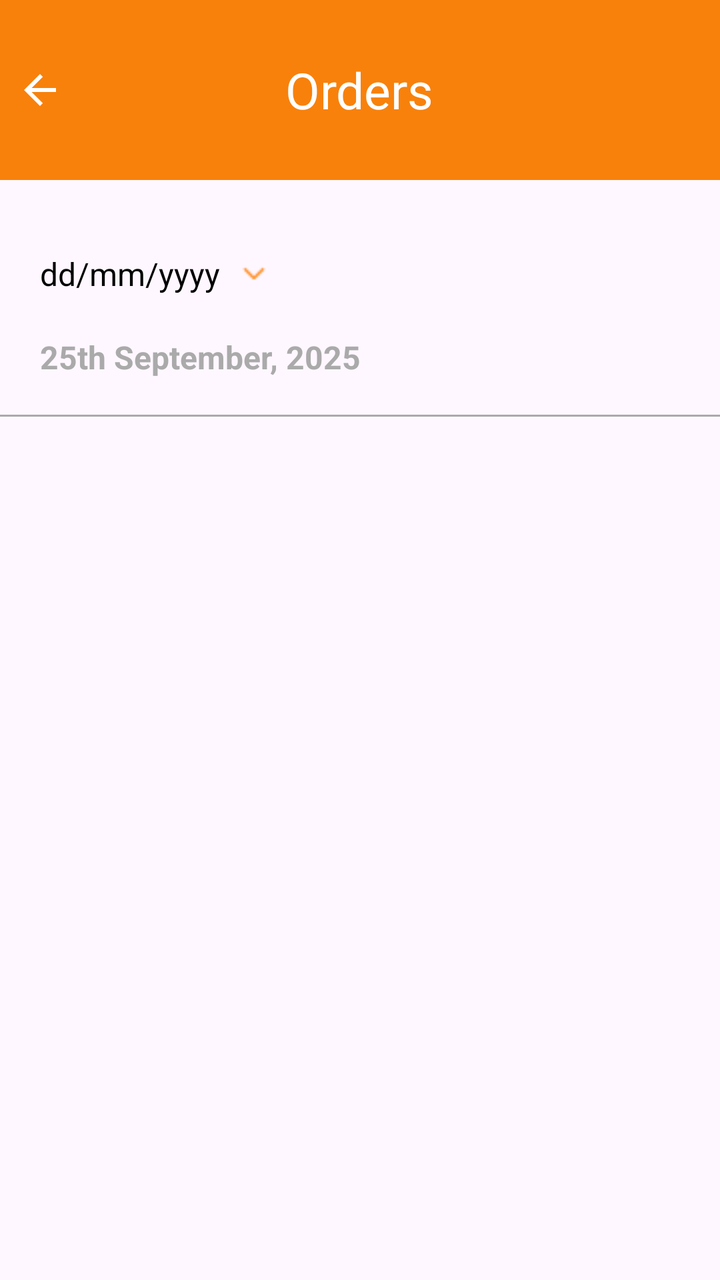
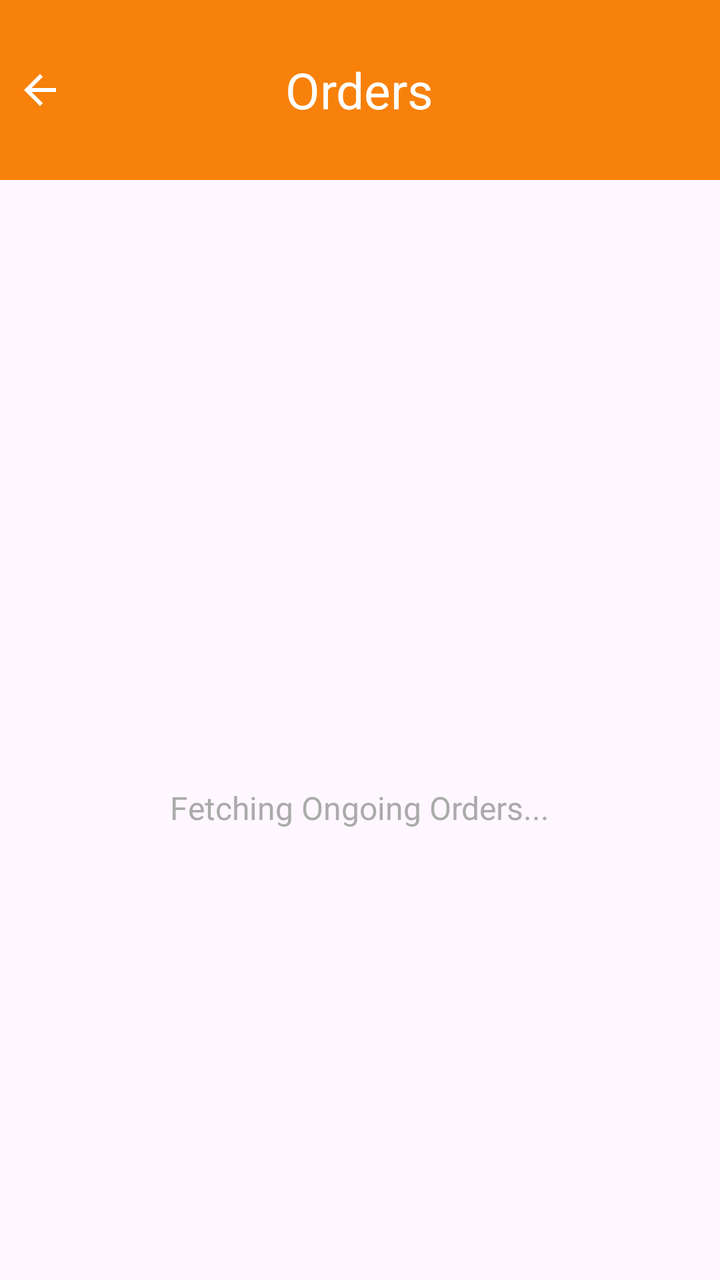

Before-and-after screenshots of an Android layout around one commit, followed by the original layout XML and the change that was made.
<!-- AndroidManifest.xml: application theme Theme.B2CDeliveryApp -->
<!-- res/layout/fragment_ongoing_orders.xml -->
<?xml version="1.0" encoding="utf-8"?>
<FrameLayout xmlns:android="http://schemas.android.com/apk/res/android"
    xmlns:tools="http://schemas.android.com/tools"
    android:layout_width="match_parent"
    android:layout_height="match_parent"
    xmlns:app="http://schemas.android.com/apk/res-auto"
    tools:context=".OngoingOrders">

    <FrameLayout
        android:layout_width="match_parent"
        android:layout_height="wrap_content"
        android:paddingVertical="25dp"
        android:background="@color/appThemeColor">


        <ImageView
            android:id="@+id/backIcon"
            android:layout_width="wrap_content"
            android:layout_height="wrap_content"
            android:contentDescription="Back"
            android:onClick="onBackPressed"
            android:padding="8dp"
            android:scaleType="center"
            android:src="@drawable/baseline_arrow_back_black"
            android:layout_gravity="start|center_vertical"
            app:tint="@color/white" />


        <TextView
            android:id="@+id/titleText"
            android:layout_width="wrap_content"
            android:layout_height="wrap_content"
            android:layout_gravity="center"
            android:text="Orders"
            android:textColor="@android:color/white"
            android:textSize="25sp"
            android:textStyle="normal" />
    </FrameLayout>


    <LinearLayout
        android:layout_width="match_parent"
        android:layout_height="match_parent"
        android:orientation="vertical"
        android:layout_marginTop="100dp"
        android:paddingVertical="16dp">


        <LinearLayout
            android:layout_width="wrap_content"
            android:layout_height="wrap_content"
            android:orientation="horizontal"
            android:gravity="center"
            android:paddingHorizontal="20dp"
            android:paddingVertical="10dp">


            <TextView
                android:id="@+id/dateTextView"
                android:layout_width="wrap_content"
                android:layout_height="wrap_content"
                android:layout_gravity="center_vertical"
                android:gravity="center"
                android:text="dd/mm/yyyy"
                android:textColor="@android:color/black"
                android:textSize="16sp" />


            <ImageView
                android:id="@+id/downwardIcon"
                android:layout_width="18dp"
                android:layout_height="15dp"
                android:layout_marginStart="8dp"
                android:contentDescription="Downward icon"
                android:src="@drawable/arrow_down" />
        </LinearLayout>



        <TextView
            android:id="@+id/dateText"
            android:layout_width="match_parent"
            android:layout_height="wrap_content"
            android:paddingHorizontal="20dp"
            android:paddingVertical="10dp"
            android:text="25th September, 2025"
            android:textColor="@android:color/darker_gray"
            android:textSize="16sp"
            android:textStyle="bold" />

        <View
            android:layout_width="match_parent"
            android:layout_height="1dp"
            android:layout_marginTop="8dp"
            android:background="#A9A9A9"/>


        <androidx.recyclerview.widget.RecyclerView
            android:id="@+id/ordersRecyclerView"
            android:layout_width="match_parent"
            android:layout_height="match_parent"
            tools:listitem="@layout/delivery_order_item" />
    </LinearLayout>

</FrameLayout>
<!-- res/layout/delivery_order_item.xml (included above) -->
<LinearLayout xmlns:android="http://schemas.android.com/apk/res/android"
    android:layout_width="match_parent"
    android:layout_height="wrap_content"
    android:orientation="vertical"
    android:padding="5dp">

    <View
        android:layout_width="match_parent"
        android:layout_height="1dp"/>

    
    <LinearLayout
        android:layout_width="match_parent"
        android:layout_height="wrap_content"
        android:orientation="vertical"
        android:paddingHorizontal="20dp"
        android:paddingBottom="10dp">

        
        <LinearLayout
            android:layout_width="match_parent"
            android:layout_height="wrap_content"
            android:orientation="horizontal">

            
            <TextView
                android:id="@+id/orderNumber"
                android:layout_width="wrap_content"
                android:layout_height="wrap_content"
                android:text="Order No. #1109"
                android:textSize="14sp"
                android:textColor="@android:color/black"
                android:textStyle="normal"
                android:layout_weight="1"/> 

            
            <TextView
                android:id="@+id/orderStatus"
                android:gravity="end"
                android:layout_width="wrap_content"
                android:layout_height="wrap_content"
                android:layout_marginTop="8dp"
                android:text="Pickup Successful"
                android:textColor="@android:color/holo_green_dark"
                android:textSize="16sp" />
        </LinearLayout>

        
        <TextView
            android:id="@+id/orderValue"
            android:layout_width="wrap_content"
            android:layout_height="wrap_content"
            android:text="Order Value: ₹ x"
            android:textSize="16sp"
            android:textStyle="bold"
            android:textColor="@android:color/black" />

    </LinearLayout>



    <View
        android:layout_width="match_parent"
        android:layout_height="1dp"
        android:background="#D3D3D3"/>

</LinearLayout>
<!-- resources referenced by this layout -->
<resources>
  <color name="appThemeColor">#F8810B</color>
  <color name="white">#FFFFFFFF</color>
  <!-- drawable arrow_down: png bitmap (drawable, 248 bytes) -->
  <!-- drawable baseline_arrow_back_black (drawable) -->
  <vector xmlns:android="http://schemas.android.com/apk/res/android"
      android:autoMirrored="true"
      android:height="24dp"
      android:viewportHeight="24"
      android:viewportWidth="24"
      android:width="24dp">
  
      <path
          android:fillColor="?attr/colorControlNormal"
          android:pathData="M20,11H7.83l5.59,-5.59L12,4l-8,8 8,8 1.41,-1.41L7.83,13H20v-2z" />
  </vector>
  <style name="Theme.B2CDeliveryApp" parent="Base.Theme.B2CDeliveryApp" />
  <style name="Base.Theme.B2CDeliveryApp" parent="Theme.Material3.DayNight.NoActionBar">
          
          
      </style>
</resources>

<!-- the commit's change to res/layout/fragment_ongoing_orders.xml (unified diff, before → after) -->
@@ -45,55 +45,36 @@
         android:layout_marginTop="100dp"
         android:paddingVertical="16dp">
 
+        
+        <FrameLayout
+            android:id="@+id/loaderContainer"
+            android:layout_width="match_parent"
+            android:layout_height="match_parent"
+            android:gravity="center"
+            android:visibility="visible">
 
-        <LinearLayout
-            android:layout_width="wrap_content"
-            android:layout_height="wrap_content"
-            android:orientation="horizontal"
-            android:gravity="center"
-            android:paddingHorizontal="20dp"
-            android:paddingVertical="10dp">
+            <LinearLayout
+                android:layout_width="match_parent"
+                android:layout_height="match_parent"
+                android:orientation="vertical"
+                android:gravity="center">
 
+                <ProgressBar
+                    android:id="@+id/loader"
+                    android:layout_width="wrap_content"
+                    android:layout_height="wrap_content"
+                    android:indeterminate="true" />
 
-            <TextView
-                android:id="@+id/dateTextView"
-                android:layout_width="wrap_content"
-                android:layout_height="wrap_content"
-                android:layout_gravity="center_vertical"
-                android:gravity="center"
-                android:text="dd/mm/yyyy"
-                android:textColor="@android:color/black"
-                android:textSize="16sp" />
-
-
-            <ImageView
-                android:id="@+id/downwardIcon"
-                android:layout_width="18dp"
-                android:layout_height="15dp"
-                android:layout_marginStart="8dp"
-                android:contentDescription="Downward icon"
-                android:src="@drawable/arrow_down" />
-        </LinearLayout>
-
-
-
-        <TextView
-            android:id="@+id/dateText"
-            android:layout_width="match_parent"
-            android:layout_height="wrap_content"
-            android:paddingHorizontal="20dp"
-            android:paddingVertical="10dp"
-            android:text="25th September, 2025"
-            android:textColor="@android:color/darker_gray"
-            android:textSize="16sp"
-            android:textStyle="bold" />
-
-        <View
-            android:layout_width="match_parent"
-            android:layout_height="1dp"
-            android:layout_marginTop="8dp"
-            android:background="#A9A9A9"/>
-
+                <TextView
+                    android:id="@+id/loaderText"
+                    android:layout_width="wrap_content"
+                    android:layout_height="wrap_content"
+                    android:layout_marginTop="20dp"
+                    android:text="Fetching Ongoing Orders..."
+                    android:textSize="16sp"
+                    android:textColor="@android:color/darker_gray" />
+            </LinearLayout>
+        </FrameLayout>
 
         <androidx.recyclerview.widget.RecyclerView
             android:id="@+id/ordersRecyclerView"
<!-- resource entries referenced after the edit -->
@@ -2,7 +2,6 @@
 <resources>
   <color name="appThemeColor">#F8810B</color>
   <color name="white">#FFFFFFFF</color>
-  <!-- drawable arrow_down: png bitmap (drawable, 248 bytes) -->
   <!-- drawable baseline_arrow_back_black (drawable) -->
   <vector xmlns:android="http://schemas.android.com/apk/res/android"
       android:autoMirrored="true"
